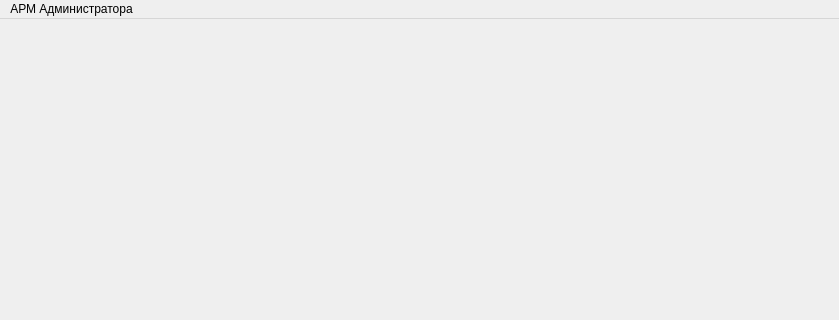
Old version of the form ARMInspectorGUI/MainWindow.ui in the repository sid1980/ARMInspector; both pictures show x 0 to 839 and y 0 to 320 of the 839 by 570 pixel window.
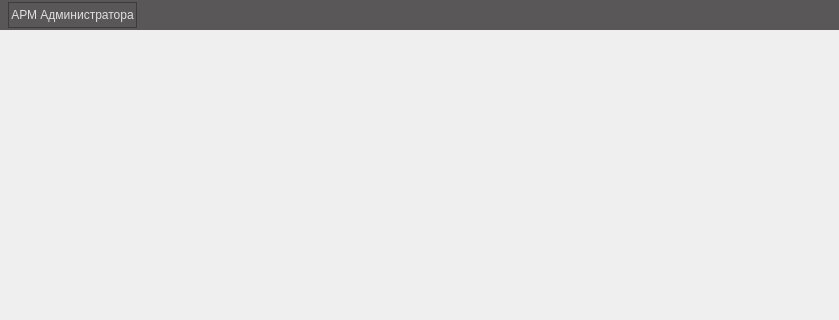
New version of the form. Icons and pictures are not drawn.

Commit message: linux version     Styling Menu

What changed in the file:
```diff
--- a/ARMInspectorGUI/MainWindow.ui
+++ b/ARMInspectorGUI/MainWindow.ui
@@ -36,7 +36,50 @@
     padding: 4px;
     border: 0px;
     font-size: 14pt;
-}</string>
+}
+QMenuBar {
+  background-color:rgb(89,87,87);
+ min-width: 20px;
+ min-height: 20px;
+ }
+QMenuBar::item {
+     spacing: 3px; /* интервал между пунктами меню */
+                     font-size: 10pt; 
+                     color: rgb(225,225,225);
+                     border: 1px solid rgb(60,60,60);   
+                     background-color:rgb(89,87,87);
+                     padding:2px 2px; 
+                     margin:2px 2px;
+ }
+
+ QMenuBar::item:selected { /* когда выделено с помощью мыши или клавиатуры */
+                     background-color:rgb(235,110,36);
+ }
+
+ QMenuBar::item:pressed {
+                                           border: 1px solid rgb(60,60,61); 
+                                           background-color: rgb(220,80,6);
+ }
+QMenu {
+                     background-color:rgb(89,87,87);
+                     border: 3px solid rgb(235,110,36);
+                     }
+                 QMenu::item {                    
+                     font-size: 10pt; 
+                     color: rgb(225,225,225);
+                     border: 3px solid rgb(60,60,60);   
+                     background-color:rgb(89,87,87);
+                     padding:6px 6px; 
+                     margin:2px 2px;
+                      }
+                QMenu::item:selected {
+                     background-color:rgb(235,110,36);
+                     }
+                 QMenu::item:pressed {
+                                           border: 1px solid rgb(60,60,61); 
+                                           background-color: rgb(220,80,6);
+                                       }
+</string>
   </property>
   <widget class="QWidget" name="centralwidget">
    <layout class="QGridLayout" name="gridLayout"/>
@@ -47,7 +90,7 @@
      <x>0</x>
      <y>0</y>
      <width>839</width>
-     <height>21</height>
+     <height>30</height>
     </rect>
    </property>
    <widget class="QMenu" name="menuFile">
```
The commit also changes 9 other files.
